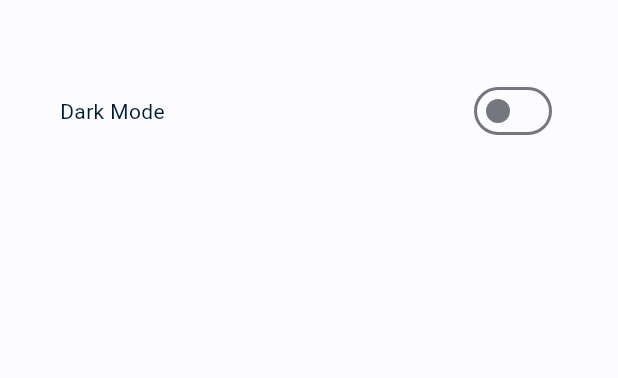
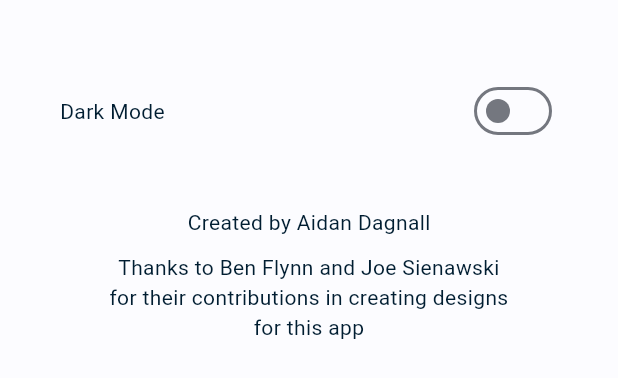
Before and after one commit to aidandagnall/lab_monitor_client, a Flutter app: the SettingsView widget shown alone on an empty page, opened directly, on a phone screen of 412 x 824 dp. Shown: the top 378 px of the screen. Run offline on Flutter 3.47's test engine with Material 2 defaults, Android fonts, the phone set to English and light mode, and no system bars; our stand-ins replace firebase_core, firebase_database, flutter_staggered_animations, google_fonts, shared_preferences; missing offline and left inert: dart:html; accounts and stored records are empty; network calls fail.

Commit message:
Add app credits

```diff
--- a/lib/views/settings_view.dart
+++ b/lib/views/settings_view.dart
@@ -43,7 +43,24 @@ class _SettingsViewState extends State<SettingsView> {
                           .setSelectedThemeMode(value ? ThemeMode.dark : ThemeMode.light));
                 })
               ],
-            )
+            ),
+            const SizedBox(
+              height: 40,
+            ),
+            Padding(
+                padding: EdgeInsets.symmetric(horizontal: 30),
+                child: Column(
+                  children: const [
+                    Center(child: Text("Created by Aidan Dagnall")),
+                    SizedBox(
+                      height: 10,
+                    ),
+                    Center(
+                        child: Text(
+                            "Thanks to Ben Flynn and Joe Sienawski for their contributions in creating designs for this app",
+                            textAlign: TextAlign.center)),
+                  ],
+                ))
           ],
         ));
   }
```
